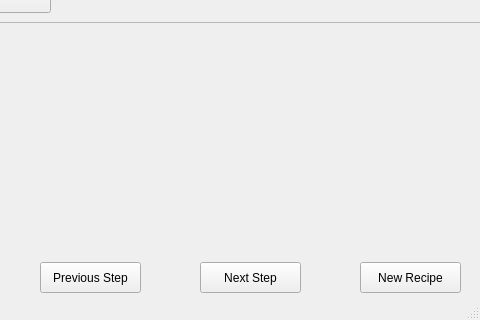
MaaHuu221/CS4076-Project, file CS4076Project/mainwindow.ui: the form before one commit; both pictures show x 460 to 940 and y 257 to 577 of the 940 by 577 pixel window.
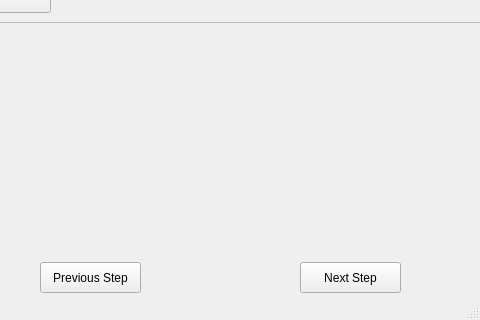
The form after the commit.

What changed in the file:
```diff
--- a/CS4076Project/mainwindow.ui
+++ b/CS4076Project/mainwindow.ui
@@ -152,7 +152,7 @@
     <widget class="QPushButton" name="nextButt">
      <property name="geometry">
       <rect>
-       <x>660</x>
+       <x>760</x>
        <y>240</y>
        <width>101</width>
        <height>31</height>
@@ -188,19 +188,6 @@
       <string/>
      </property>
     </widget>
-    <widget class="QPushButton" name="resetRecipe">
-     <property name="geometry">
-      <rect>
-       <x>820</x>
-       <y>240</y>
-       <width>101</width>
-       <height>31</height>
-      </rect>
-     </property>
-     <property name="text">
-      <string>New Recipe</string>
-     </property>
-    </widget>
    </widget>
    <widget class="QPushButton" name="recipeButt">
     <property name="geometry">
```
Left out of the diff: 9 changed lines with no effect on the pictures.
